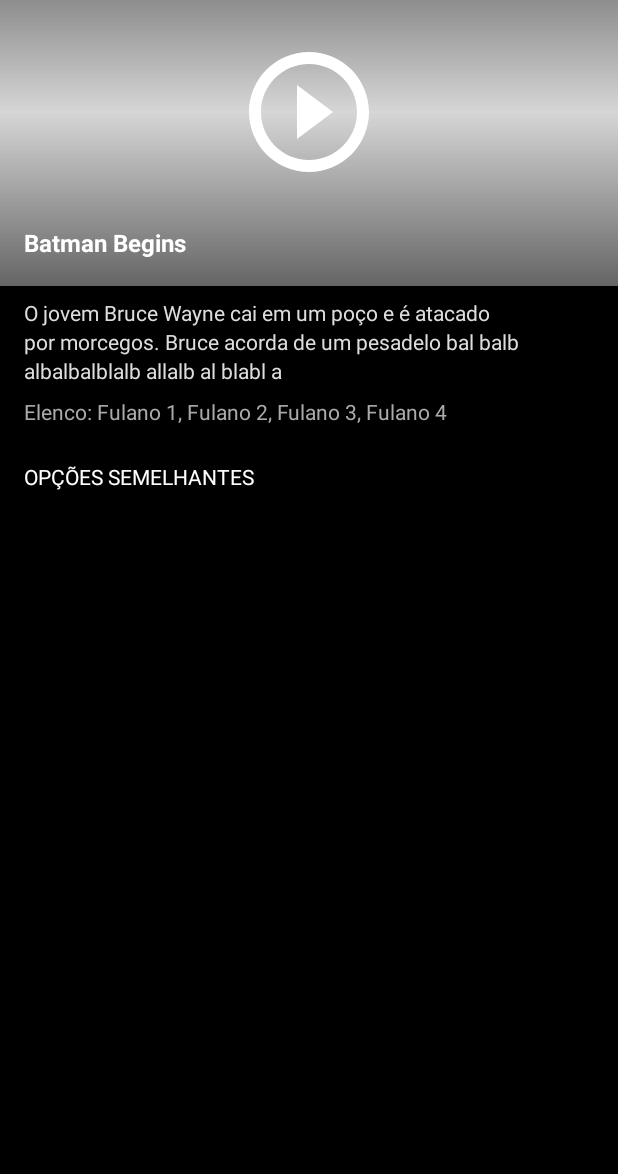
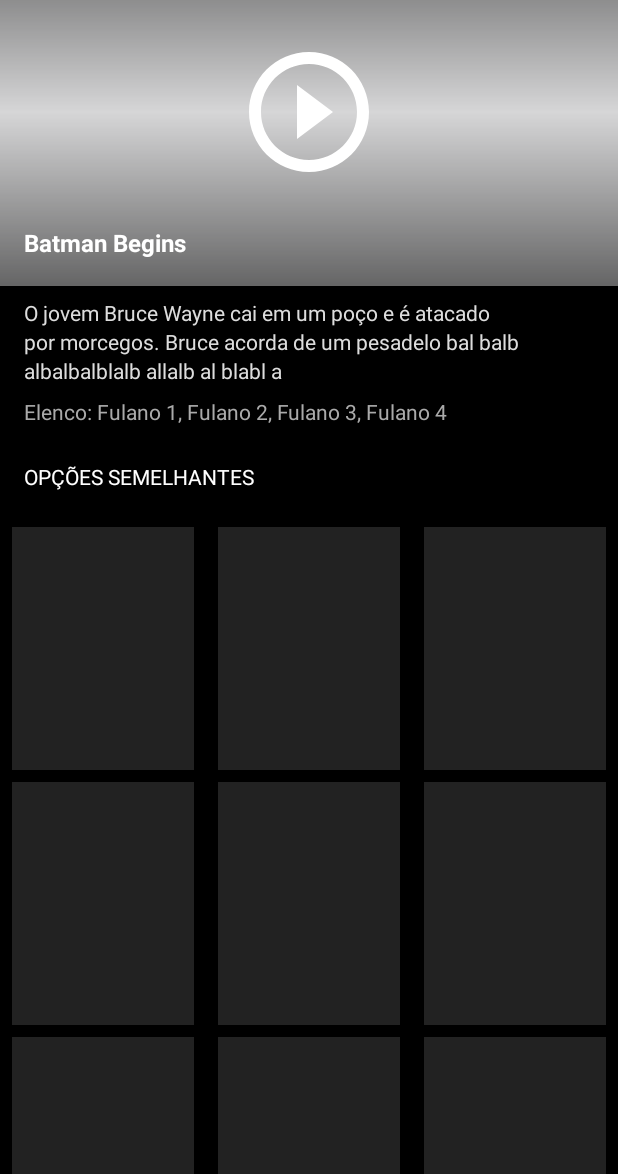
Before and after one commit to danilovalerio/xilften_movies_android, an Android app: the MovieActivity screen opened directly, with no data from a screen before it, on a phone screen of 412 x 824 dp, the part 62-1236 px from its top. Run offline under Robolectric (Android 15) with nearby library versions, the phone set to English and light mode, and no system bars.

Commit message:
Recycler com gridLayout no tamanho de 3 colunas

```diff
--- a/app/src/main/java/com/danilovalerio/xilftenmovies/MovieActivity.java
+++ b/app/src/main/java/com/danilovalerio/xilftenmovies/MovieActivity.java
@@ -1,20 +1,31 @@
 package com.danilovalerio.xilftenmovies;
 
+import androidx.annotation.NonNull;
 import androidx.appcompat.app.AppCompatActivity;
 
 import android.graphics.drawable.Drawable;
 import android.graphics.drawable.LayerDrawable;
 import android.os.Bundle;
+import android.view.View;
+import android.view.ViewGroup;
 import android.widget.ImageView;
 import android.widget.TextView;
 
 import androidx.appcompat.widget.Toolbar;
 import androidx.core.content.ContextCompat;
+import androidx.recyclerview.widget.GridLayoutManager;
+import androidx.recyclerview.widget.RecyclerView;
+
+import com.danilovalerio.xilftenmovies.model.Movie;
+
+import java.util.ArrayList;
+import java.util.List;
 
 public class MovieActivity extends AppCompatActivity {
     private TextView txtTitle;
     private TextView txtDesc;
     private TextView txtCast;
+    private RecyclerView recyclerView;
 
     @Override
     protected void onCreate(Bundle savedInstanceState) {
@@ -25,6 +36,7 @@ public class MovieActivity extends AppCompatActivity {
         txtTitle = findViewById(R.id.text_view_title);
         txtDesc = findViewById(R.id.text_view_desc);
         txtCast = findViewById(R.id.text_view_cast);
+        recyclerView = findViewById(R.id.recycler_view_similar);
 
         Toolbar toolbar = findViewById(R.id.toolbar);
         setSupportActionBar(toolbar);
@@ -48,8 +60,54 @@ public class MovieActivity extends AppCompatActivity {
         txtDesc.setText("O jovem Bruce Wayne cai em um poço e é atacado por morcegos. Bruce acorda de um pesadelo bal balb albalbalblalb allalb al blabl a");
         txtCast.setText(getString(R.string.cast, "Fulano 1"+", Fulano 2"+", Fulano 3"+", Fulano 4"));
 
+        List<Movie> movies = new ArrayList<>();
+        for (int i = 0; i < 60; i++) {
+            Movie movie = new Movie();
+            movies.add(movie);
+        }
+
+        recyclerView.setAdapter(new MovieAdapter(movies));
+        //o layout manager em formato de grid no tamanho de 3 colunas
+        recyclerView.setLayoutManager(new GridLayoutManager(this, 3));
+    }
 
 
+    //Coleções Opções semelhantes
+    private static class MovieHolder extends RecyclerView.ViewHolder {
+
+        final ImageView imageViewCover;
+
+        public MovieHolder(@NonNull View itemView) {
+            super(itemView);
+            imageViewCover = itemView.findViewById(R.id.image_view_cover);
+        }
+    }
+
+    private class MovieAdapter extends RecyclerView.Adapter<MovieHolder> {
+
+        private final List<Movie> movies;
+
+        private MovieAdapter(List<Movie> movies) {
+            this.movies = movies;
+        }
+
+        @NonNull
+        @Override
+        public MovieHolder onCreateViewHolder(@NonNull ViewGroup parent, int viewType) {
+            return new MovieHolder(getLayoutInflater()
+                    .inflate(R.layout.movie_item_similar, parent, false));
+        }
+
+        @Override
+        public void onBindViewHolder(@NonNull MovieHolder holder, int position) {
+            Movie movie = movies.get(position);
+//            holder.imageViewCover.setImageResource(movie.getCoverUrl());
+        }
+
+        @Override
+        public int getItemCount() {
+            return movies.size();
+        }
     }
 
 }
--- a/app/src/main/res/layout/activity_movie.xml
+++ b/app/src/main/res/layout/activity_movie.xml
@@ -110,6 +110,7 @@ afhsahfusfhiashf esafdfa dfa fs fasd fsd f sadf  fd sfdsfsdfsd sahksfhjsfahjksdh
         app:layout_constraintStart_toStartOf="parent"
         app:layout_constraintEnd_toEndOf="parent"
         app:layout_constraintBottom_toBottomOf="parent"
+        tools:listitem="@layout/movie_item_similar"
         />
 
 
--- /dev/null
+++ b/app/src/main/res/layout/movie_item_similar.xml
@@ -0,0 +1,25 @@
+<?xml version="1.0" encoding="utf-8"?>
+<androidx.constraintlayout.widget.ConstraintLayout xmlns:android="http://schemas.android.com/apk/res/android"
+    xmlns:app="http://schemas.android.com/apk/res-auto"
+    android:layout_width="match_parent"
+    android:layout_height="wrap_content"
+    xmlns:tools="http://schemas.android.com/tools"
+    tools:showIn="@layout/activity_movie">
+
+    <ImageView
+        android:id="@+id/image_view_cover"
+        android:layout_width="0dp"
+        android:layout_height="0dp"
+
+        android:scaleType="centerCrop"
+        android:layout_marginStart="8dp"
+        android:layout_marginEnd="8dp"
+        android:layout_marginTop="8dp"
+        app:layout_constraintStart_toStartOf="parent"
+        app:layout_constraintTop_toTopOf="parent"
+        app:layout_constraintEnd_toEndOf="parent"
+        app:layout_constraintDimensionRatio="3:4"
+        android:src="@drawable/placeholder_bg"
+        />
+
+</androidx.constraintlayout.widget.ConstraintLayout>
```
